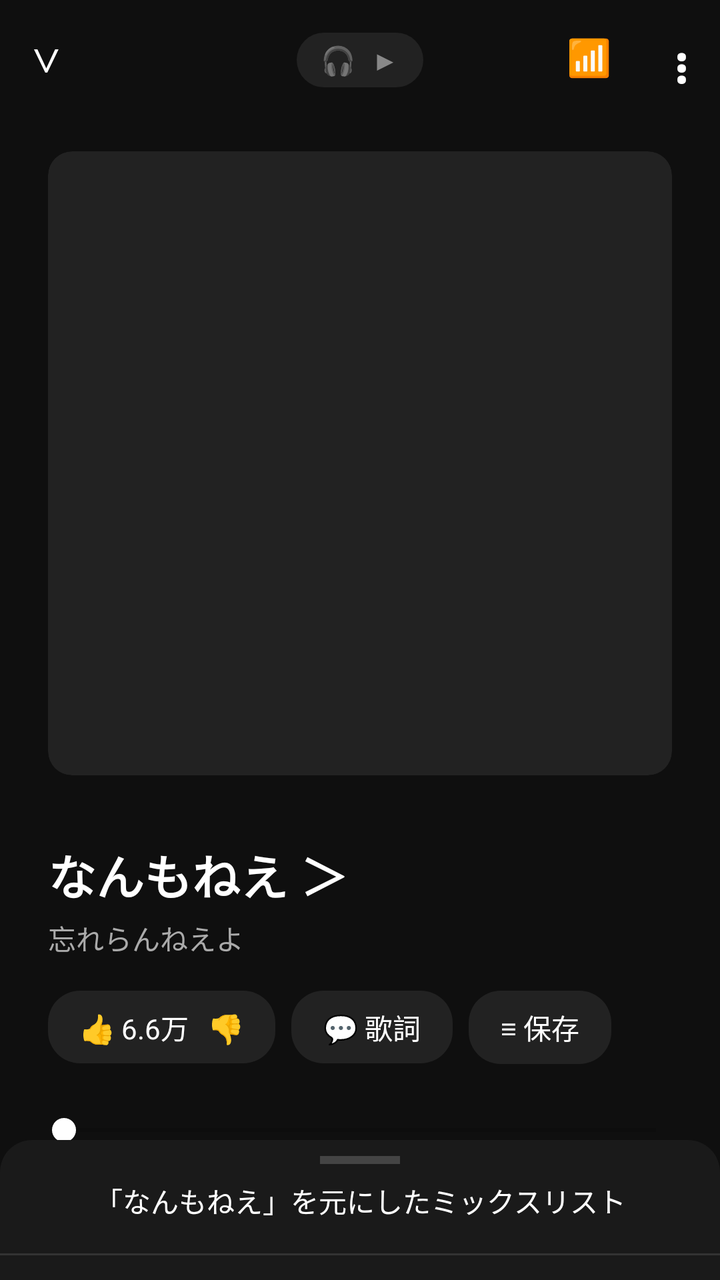
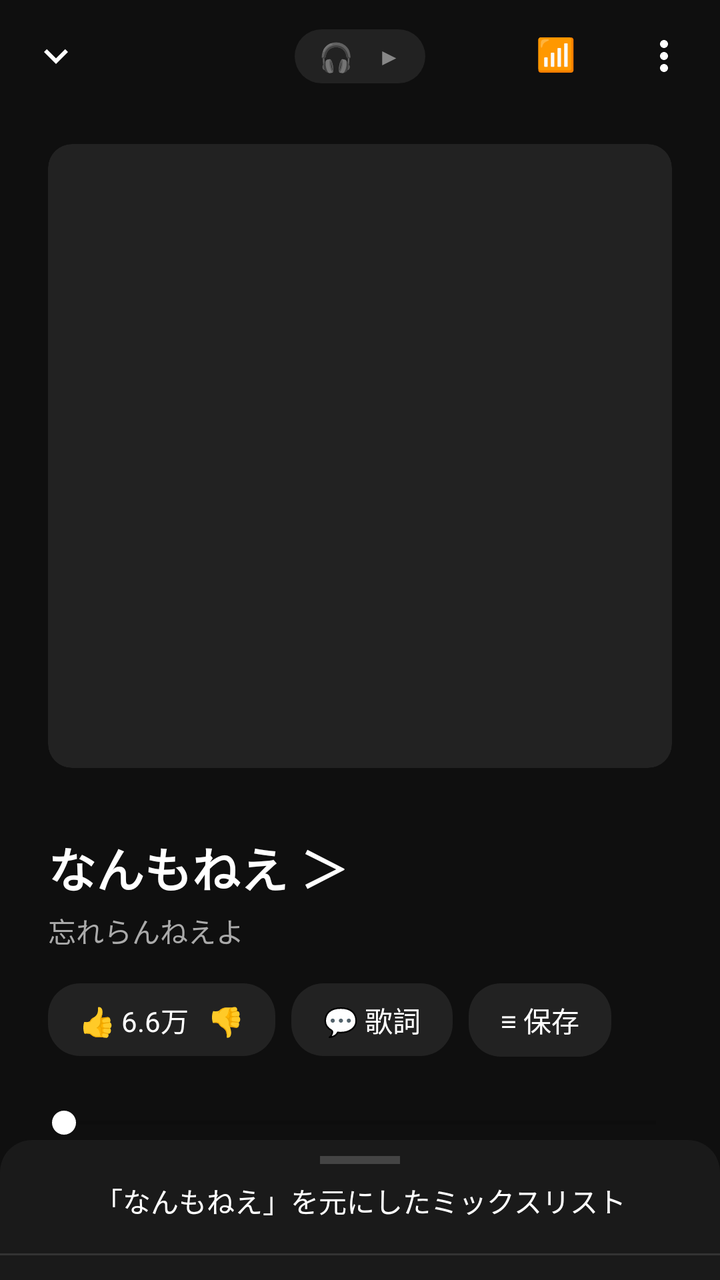

An Android layout rendered at two revisions. The XML below is the earlier revision; the diff shows what the commit changed to produce the second picture.
<!-- AndroidManifest.xml: application theme Theme.AppCompat.Light.NoActionBar -->
<!-- res/layout/activity_client_camo.xml -->
<?xml version="1.0" encoding="utf-8"?>
<androidx.coordinatorlayout.widget.CoordinatorLayout xmlns:android="http://schemas.android.com/apk/res/android"
    xmlns:app="http://schemas.android.com/apk/res-auto"
    android:layout_width="match_parent"
    android:layout_height="match_parent"
    android:background="#0F0F0F">

    
    <androidx.constraintlayout.widget.ConstraintLayout
        android:layout_width="match_parent"
        android:layout_height="match_parent">

        
        <TextView
            android:id="@+id/btnDown"
            android:layout_width="wrap_content"
            android:layout_height="wrap_content"
            android:text="∨"
            android:textColor="#FFFFFF"
            android:textSize="20sp"
            android:padding="16dp"
            app:layout_constraintTop_toTopOf="parent"
            app:layout_constraintStart_toStartOf="parent" />

        
        <LinearLayout
            android:layout_width="wrap_content"
            android:layout_height="wrap_content"
            android:orientation="horizontal"
            android:background="@drawable/bg_chip_dark"
            android:paddingHorizontal="12dp"
            android:paddingVertical="4dp"
            app:layout_constraintTop_toTopOf="@id/btnDown"
            app:layout_constraintBottom_toBottomOf="@id/btnDown"
            app:layout_constraintStart_toStartOf="parent"
            app:layout_constraintEnd_toEndOf="parent">
            <TextView android:layout_width="wrap_content" android:layout_height="wrap_content" android:text="🎧" android:textColor="#FFFFFF" android:paddingEnd="8dp"/>
            <TextView android:layout_width="wrap_content" android:layout_height="wrap_content" android:text="▶" android:textColor="#888888"/>
        </LinearLayout>

        <TextView
            android:id="@+id/btnConfigIpCamo"
            android:layout_width="wrap_content"
            android:layout_height="wrap_content"
            android:text="⋮"
            android:textColor="#FFFFFF"
            android:textSize="24sp"
            android:padding="16dp"
            android:textStyle="bold"
            app:layout_constraintTop_toTopOf="parent"
            app:layout_constraintEnd_toEndOf="parent" />

        <TextView
            android:id="@+id/tvTargetIpCamo"
            android:layout_width="wrap_content"
            android:layout_height="wrap_content"
            android:text="📶"
            android:textColor="#FFFFFF"
            android:textSize="18sp"
            android:padding="16dp"
            app:layout_constraintTop_toTopOf="parent"
            app:layout_constraintEnd_toStartOf="@id/btnConfigIpCamo" />

        
        <androidx.cardview.widget.CardView
            android:id="@+id/jacketCard"
            android:layout_width="0dp"
            android:layout_height="0dp"
            android:layout_marginHorizontal="24dp"
            android:layout_marginTop="16dp"
            app:cardCornerRadius="12dp"
            app:cardElevation="0dp"
            app:cardBackgroundColor="#222222"
            app:layout_constraintDimensionRatio="1:1"
            app:layout_constraintTop_toBottomOf="@id/btnDown"
            app:layout_constraintStart_toStartOf="parent"
            app:layout_constraintEnd_toEndOf="parent">

            <FrameLayout
                android:id="@+id/jacketContainer"
                android:layout_width="match_parent"
                android:layout_height="match_parent">
                
                <ImageView
                    android:id="@+id/imgJacket"
                    android:layout_width="match_parent"
                    android:layout_height="match_parent"
                    android:scaleType="centerCrop" />

                <WebView
                    android:id="@+id/webViewCamo"
                    android:layout_width="match_parent"
                    android:layout_height="match_parent"
                    android:background="#000000"
                    android:visibility="gone" />
            </FrameLayout>
        </androidx.cardview.widget.CardView>

        
        <TextView
            android:id="@+id/tvTrackTitle"
            android:layout_width="0dp"
            android:layout_height="wrap_content"
            android:layout_marginTop="32dp"
            android:layout_marginHorizontal="24dp"
            android:text="なんもねえ ＞"
            android:textColor="#FFFFFF"
            android:textSize="24sp"
            android:textStyle="bold"
            app:layout_constraintTop_toBottomOf="@id/jacketCard"
            app:layout_constraintStart_toStartOf="parent"
            app:layout_constraintEnd_toEndOf="parent" />

        <TextView
            android:id="@+id/tvTrackArtist"
            android:layout_width="0dp"
            android:layout_height="wrap_content"
            android:layout_marginHorizontal="24dp"
            android:layout_marginTop="4dp"
            android:text="忘れらんねえよ"
            android:textColor="#AAAAAA"
            android:textSize="14sp"
            app:layout_constraintTop_toBottomOf="@id/tvTrackTitle"
            app:layout_constraintStart_toStartOf="parent"
            app:layout_constraintEnd_toEndOf="parent" />

        
        <HorizontalScrollView
            android:id="@+id/actionScroll"
            android:layout_width="match_parent"
            android:layout_height="wrap_content"
            android:layout_marginTop="16dp"
            android:scrollbars="none"
            app:layout_constraintTop_toBottomOf="@id/tvTrackArtist">
            
            <LinearLayout
                android:layout_width="wrap_content"
                android:layout_height="wrap_content"
                android:orientation="horizontal"
                android:paddingHorizontal="24dp">
                
                <TextView
                    android:layout_width="wrap_content"
                    android:layout_height="wrap_content"
                    android:background="@drawable/bg_chip_dark"
                    android:text="👍 6.6万   👎"
                    android:textColor="#FFFFFF"
                    android:paddingHorizontal="16dp"
                    android:paddingVertical="8dp"
                    android:layout_marginEnd="8dp"/>
                <TextView
                    android:layout_width="wrap_content"
                    android:layout_height="wrap_content"
                    android:background="@drawable/bg_chip_dark"
                    android:text="💬 歌詞"
                    android:textColor="#FFFFFF"
                    android:paddingHorizontal="16dp"
                    android:paddingVertical="8dp"
                    android:layout_marginEnd="8dp"/>
                <TextView
                    android:layout_width="wrap_content"
                    android:layout_height="wrap_content"
                    android:background="@drawable/bg_chip_dark"
                    android:text="≡ 保存"
                    android:textColor="#FFFFFF"
                    android:paddingHorizontal="16dp"
                    android:paddingVertical="8dp"/>
            </LinearLayout>
        </HorizontalScrollView>

        
        <SeekBar
            android:id="@+id/progressBarCamo"
            android:layout_width="match_parent"
            android:layout_height="wrap_content"
            android:layout_marginHorizontal="16dp"
            android:layout_marginTop="24dp"
            android:progress="0"
            android:progressTint="#FFFFFF"
            android:thumbTint="#FFFFFF"
            app:layout_constraintTop_toBottomOf="@id/actionScroll"/>

        <TextView
            android:layout_width="wrap_content"
            android:layout_height="wrap_content"
            android:layout_marginStart="24dp"
            android:text="0:00"
            android:textColor="#888888"
            android:textSize="12sp"
            app:layout_constraintTop_toBottomOf="@id/progressBarCamo"
            app:layout_constraintStart_toStartOf="parent"/>

        <TextView
            android:layout_width="wrap_content"
            android:layout_height="wrap_content"
            android:layout_marginEnd="24dp"
            android:text="3:45"
            android:textColor="#888888"
            android:textSize="12sp"
            app:layout_constraintTop_toBottomOf="@id/progressBarCamo"
            app:layout_constraintEnd_toEndOf="parent"/>

        
        <LinearLayout
            android:layout_width="match_parent"
            android:layout_height="wrap_content"
            android:orientation="horizontal"
            android:gravity="center"
            android:layout_marginTop="16dp"
            app:layout_constraintTop_toBottomOf="@id/progressBarCamo">

            <TextView android:layout_width="wrap_content" android:layout_height="wrap_content" android:text="🔀" android:textColor="#FFFFFF" android:textSize="24sp" android:layout_weight="1" android:gravity="center"/>

            
            <TextView
                android:id="@+id/btnPrevCamo"
                android:layout_width="wrap_content"
                android:layout_height="wrap_content"
                android:text="⏮"
                android:textSize="40sp"
                android:textColor="#FFFFFF"
                android:layout_weight="1"
                android:gravity="center" />

            
            <FrameLayout
                android:layout_width="wrap_content"
                android:layout_height="wrap_content"
                android:layout_weight="1">
                <TextView
                    android:id="@+id/btnPlayPauseCamo"
                    android:layout_width="72dp"
                    android:layout_height="72dp"
                    android:background="@drawable/bg_circle_white"
                    android:text="▶"
                    android:textSize="36sp"
                    android:textColor="#000000"
                    android:gravity="center"
                    android:layout_gravity="center" />
            </FrameLayout>

            
            <TextView
                android:id="@+id/btnNextCamo"
                android:layout_width="wrap_content"
                android:layout_height="wrap_content"
                android:text="⏭"
                android:textSize="40sp"
                android:textColor="#FFFFFF"
                android:layout_weight="1"
                android:gravity="center" />
                
            <TextView android:layout_width="wrap_content" android:layout_height="wrap_content" android:text="🔁" android:textColor="#FFFFFF" android:textSize="24sp" android:layout_weight="1" android:gravity="center"/>
        </LinearLayout>

    </androidx.constraintlayout.widget.ConstraintLayout>

    
    <LinearLayout
        android:id="@+id/bottomSheet"
        android:layout_width="match_parent"
        android:layout_height="500dp"
        android:background="@drawable/bg_bottom_sheet"
        android:orientation="vertical"
        android:paddingTop="8dp"
        app:layout_behavior="com.google.android.material.bottomsheet.BottomSheetBehavior"
        app:behavior_hideable="false"
        app:behavior_peekHeight="70dp">

        <View
            android:layout_width="40dp"
            android:layout_height="4dp"
            android:background="#444444"
            android:layout_gravity="center_horizontal"
            android:layout_marginBottom="8dp"/>

        <TextView
            android:id="@+id/tvMixListTitle"
            android:layout_width="match_parent"
            android:layout_height="wrap_content"
            android:text="「なんもねえ」を元にしたミックスリスト"
            android:textColor="#FFFFFF"
            android:textSize="14sp"
            android:gravity="center"
            android:paddingBottom="16dp" />
            
        <View android:layout_width="match_parent" android:layout_height="1dp" android:background="#333333"/>

        <ListView
            android:id="@+id/lvVaultCamo"
            android:layout_width="match_parent"
            android:layout_height="match_parent" />

    </LinearLayout>

</androidx.coordinatorlayout.widget.CoordinatorLayout>
<!-- resources referenced by this layout -->
<resources>
  <!-- drawable bg_bottom_sheet (drawable) -->
  <?xml version="1.0" encoding="utf-8"?>
  <shape xmlns:android="http://schemas.android.com/apk/res/android">
      <solid android:color="#1A1A1A"/>
      <corners android:topLeftRadius="16dp" android:topRightRadius="16dp"/>
  </shape>
  <!-- drawable bg_chip_dark (drawable) -->
  <?xml version="1.0" encoding="utf-8"?>
  <shape xmlns:android="http://schemas.android.com/apk/res/android">
      <solid android:color="#222222"/>
      <corners android:radius="16dp"/>
  </shape>
  <!-- drawable bg_circle_white (drawable) -->
  <?xml version="1.0" encoding="utf-8"?>
  <shape xmlns:android="http://schemas.android.com/apk/res/android" android:shape="oval">
      <solid android:color="#FFFFFF"/>
  </shape>
</resources>

<!-- the commit's change to res/layout/activity_client_camo.xml (unified diff, before → after) -->
@@ -11,13 +11,11 @@
         android:layout_height="match_parent">
 
         
-        <TextView
+        <ImageView
             android:id="@+id/btnDown"
             android:layout_width="wrap_content"
             android:layout_height="wrap_content"
-            android:text="∨"
-            android:textColor="#FFFFFF"
-            android:textSize="20sp"
+            android:src="@drawable/ic_expand_more"
             android:padding="16dp"
             app:layout_constraintTop_toTopOf="parent"
             app:layout_constraintStart_toStartOf="parent" />
@@ -30,23 +28,22 @@
             android:background="@drawable/bg_chip_dark"
             android:paddingHorizontal="12dp"
             android:paddingVertical="4dp"
+            android:gravity="center_vertical"
             app:layout_constraintTop_toTopOf="@id/btnDown"
             app:layout_constraintBottom_toBottomOf="@id/btnDown"
             app:layout_constraintStart_toStartOf="parent"
             app:layout_constraintEnd_toEndOf="parent">
-            <TextView android:layout_width="wrap_content" android:layout_height="wrap_content" android:text="🎧" android:textColor="#FFFFFF" android:paddingEnd="8dp"/>
-            <TextView android:layout_width="wrap_content" android:layout_height="wrap_content" android:text="▶" android:textColor="#888888"/>
+            
+            <TextView android:layout_width="wrap_content" android:layout_height="wrap_content" android:text="🎧" android:textColor="#FFFFFF" android:paddingEnd="12dp"/>
+            <TextView android:layout_width="wrap_content" android:layout_height="wrap_content" android:text="▶" android:textColor="#888888" android:textSize="12sp"/>
         </LinearLayout>
 
-        <TextView
+        <ImageView
             android:id="@+id/btnConfigIpCamo"
             android:layout_width="wrap_content"
             android:layout_height="wrap_content"
-            android:text="⋮"
-            android:textColor="#FFFFFF"
-            android:textSize="24sp"
+            android:src="@drawable/ic_more_vert"
             android:padding="16dp"
-            android:textStyle="bold"
             app:layout_constraintTop_toTopOf="parent"
             app:layout_constraintEnd_toEndOf="parent" />
 
@@ -56,7 +53,7 @@
             android:layout_height="wrap_content"
             android:text="📶"
             android:textColor="#FFFFFF"
-            android:textSize="18sp"
+            android:textSize="16sp"
             android:padding="16dp"
             app:layout_constraintTop_toTopOf="parent"
             app:layout_constraintEnd_toStartOf="@id/btnConfigIpCamo" />
@@ -209,48 +206,49 @@
             android:layout_marginTop="16dp"
             app:layout_constraintTop_toBottomOf="@id/progressBarCamo">
 
-            <TextView android:layout_width="wrap_content" android:layout_height="wrap_content" android:text="🔀" android:textColor="#FFFFFF" android:textSize="24sp" android:layout_weight="1" android:gravity="center"/>
-
-            
-            <TextView
+            <ImageView 
+                android:layout_width="0dp" 
+                android:layout_height="wrap_content" 
+                android:src="@drawable/ic_shuffle" 
+                android:layout_weight="1"/>
+
+            
+            <ImageView
                 android:id="@+id/btnPrevCamo"
-                android:layout_width="wrap_content"
-                android:layout_height="wrap_content"
-                android:text="⏮"
-                android:textSize="40sp"
-                android:textColor="#FFFFFF"
-                android:layout_weight="1"
-                android:gravity="center" />
+                android:layout_width="0dp"
+                android:layout_height="wrap_content"
+                android:src="@drawable/ic_skip_previous"
+                android:layout_weight="1"/>
 
             
             <FrameLayout
-                android:layout_width="wrap_content"
+                android:layout_width="0dp"
                 android:layout_height="wrap_content"
                 android:layout_weight="1">
-                <TextView
+                
+                <ImageView
                     android:id="@+id/btnPlayPauseCamo"
                     android:layout_width="72dp"
                     android:layout_height="72dp"
                     android:background="@drawable/bg_circle_white"
-                    android:text="▶"
-                    android:textSize="36sp"
-                    android:textColor="#000000"
-                    android:gravity="center"
+                    android:src="@drawable/ic_play_arrow_black"
+                    android:padding="16dp"
                     android:layout_gravity="center" />
             </FrameLayout>
 
             
-            <TextView
+            <ImageView
                 android:id="@+id/btnNextCamo"
-                android:layout_width="wrap_content"
-                android:layout_height="wrap_content"
-                android:text="⏭"
-                android:textSize="40sp"
-                android:textColor="#FFFFFF"
-                android:layout_weight="1"
-                android:gravity="center" />
-                
-            <TextView android:layout_width="wrap_content" android:layout_height="wrap_content" android:text="🔁" android:textColor="#FFFFFF" android:textSize="24sp" android:layout_weight="1" android:gravity="center"/>
+                android:layout_width="0dp"
+                android:layout_height="wrap_content"
+                android:src="@drawable/ic_skip_next"
+                android:layout_weight="1"/>
+                
+            <ImageView 
+                android:layout_width="0dp" 
+                android:layout_height="wrap_content" 
+                android:src="@drawable/ic_repeat" 
+                android:layout_weight="1"/>
         </LinearLayout>
 
     </androidx.constraintlayout.widget.ConstraintLayout>
<!-- resource entries referenced after the edit -->
@@ -17,5 +17,61 @@
   <shape xmlns:android="http://schemas.android.com/apk/res/android" android:shape="oval">
       <solid android:color="#FFFFFF"/>
   </shape>
+  <!-- drawable ic_expand_more (drawable) -->
+  <?xml version="1.0" encoding="utf-8"?>
+  <vector xmlns:android="http://schemas.android.com/apk/res/android"
+      android:width="24dp" android:height="24dp"
+      android:viewportWidth="24" android:viewportHeight="24"
+      android:tint="#FFFFFF">
+      <path android:fillColor="@android:color/white" android:pathData="M16.59,8.59L12,13.17 7.41,8.59 6,10l6,6 6,-6z"/>
+  </vector>
+  <!-- drawable ic_more_vert (drawable) -->
+  <?xml version="1.0" encoding="utf-8"?>
+  <vector xmlns:android="http://schemas.android.com/apk/res/android"
+      android:width="24dp" android:height="24dp"
+      android:viewportWidth="24" android:viewportHeight="24"
+      android:tint="#FFFFFF">
+      <path android:fillColor="@android:color/white" android:pathData="M12,8c1.1,0 2,-0.9 2,-2s-0.9,-2 -2,-2 -2,0.9 -2,2 0.9,2 2,2zm0,2c-1.1,0 -2,0.9 -2,2s0.9,2 2,2 2,-0.9 2,-2 -0.9,-2 -2,-2zm0,6c-1.1,0 -2,0.9 -2,2s0.9,2 2,2 2,-0.9 2,-2 -0.9,-2 -2,-2z"/>
+  </vector>
+  <!-- drawable ic_play_arrow_black (drawable) -->
+  <?xml version="1.0" encoding="utf-8"?>
+  <vector xmlns:android="http://schemas.android.com/apk/res/android"
+      android:width="40dp" android:height="40dp"
+      android:viewportWidth="24" android:viewportHeight="24"
+      android:tint="#000000">
+      <path android:fillColor="@android:color/black" android:pathData="M8,5.14V19.14L19,12.14L8,5.14Z"/>
+  </vector>
+  <!-- drawable ic_repeat (drawable) -->
+  <?xml version="1.0" encoding="utf-8"?>
+  <vector xmlns:android="http://schemas.android.com/apk/res/android"
+      android:width="28dp" android:height="28dp"
+      android:viewportWidth="24" android:viewportHeight="24"
+      android:tint="#FFFFFF">
+      <path android:fillColor="@android:color/white" android:pathData="M7,7h10v3l4,-4 -4,-4v3H5v6h2V7zm10,10H7v-3l-4,4 4,4v-3h12v-6h-2v4z"/>
+  </vector>
+  <!-- drawable ic_shuffle (drawable) -->
+  <?xml version="1.0" encoding="utf-8"?>
+  <vector xmlns:android="http://schemas.android.com/apk/res/android"
+      android:width="28dp" android:height="28dp"
+      android:viewportWidth="24" android:viewportHeight="24"
+      android:tint="#FFFFFF">
+      <path android:fillColor="@android:color/white" android:pathData="M10.59,9.17L5.41,4 4,5.41l5.17,5.17 1.42,-1.41zM14.5,4l2.04,2.04L4,18.59 5.41,20 17.96,7.46 20,9.5V4h-5.5zm.33,9.41l-1.41,1.41 3.13,3.13L14.5,20H20v-5.5l-2.04,2.04-3.13-3.13z"/>
+  </vector>
+  <!-- drawable ic_skip_next (drawable) -->
+  <?xml version="1.0" encoding="utf-8"?>
+  <vector xmlns:android="http://schemas.android.com/apk/res/android"
+      android:width="36dp" android:height="36dp"
+      android:viewportWidth="24" android:viewportHeight="24"
+      android:tint="#FFFFFF">
+      <path android:fillColor="@android:color/white" android:pathData="M6,18l8.5-6L6,6v12zM16,6v12h2V6h-2z"/>
+  </vector>
+  <!-- drawable ic_skip_previous (drawable) -->
+  <?xml version="1.0" encoding="utf-8"?>
+  <vector xmlns:android="http://schemas.android.com/apk/res/android"
+      android:width="36dp" android:height="36dp"
+      android:viewportWidth="24" android:viewportHeight="24"
+      android:tint="#FFFFFF">
+      <path android:fillColor="@android:color/white" android:pathData="M6,6h2v12H6zm3.5,6l8.5,6V6z"/>
+  </vector>
 </resources>
 
